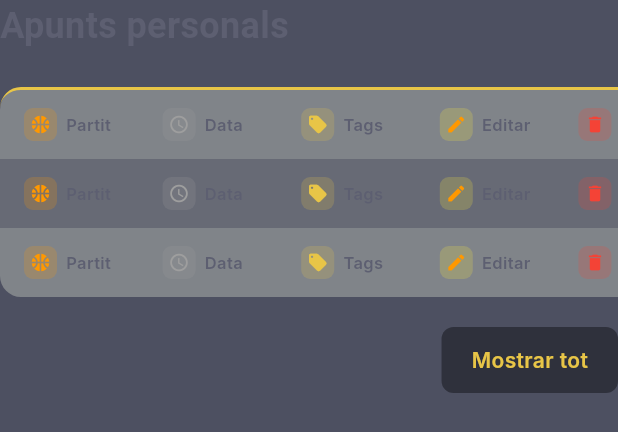
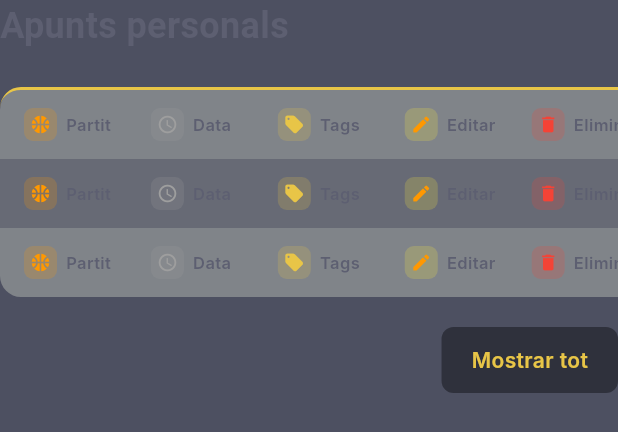
Before and after one commit to Annabf7/el_visionat, a Flutter app: the PersonalNotesTableWidget widget shown alone on an empty page, opened directly, on a phone screen of 412 x 824 dp. Shown: the top 432 px of the screen. Run offline on Flutter 3.47's test engine with Material 3 defaults, Android fonts, the phone set to English and light mode, and no system bars; our stand-ins replace cached_network_image, cloud_firestore, cloud_functions, firebase_auth, firebase_core, flutter_svg and 4 more; accounts and stored records are empty; generated files the repository leaves out were written again; network calls fail; Roboto replaces fonts that are missing (Geist, Inter); project files that could hold a hidden picture were left out.

Commit message:
feat(profile): millora del layout i ajust de components UI a la pàgina de perfil
- Reestructurat el layout general de la profile_page segons el prototip de Figma
- Ajustada la imatge del banner (ProfileBannerWidget) per un millor enquadrament visual
- Millorada la disposició d’elements i espaiats entre seccions
- Refinada la presentació de dades personals i estructura responsive

```diff
--- a/lib/features/profile/widgets/personal_notes_table_widget.dart
+++ b/lib/features/profile/widgets/personal_notes_table_widget.dart
@@ -27,15 +27,11 @@ class PersonalNotesTableWidget extends StatelessWidget {
             ),
             const SizedBox(height: 24),
 
-            // Taula d'apunts amb scroll horitzontal
-            Container(
-              decoration: BoxDecoration(
-                borderRadius: BorderRadius.circular(16),
-              ),
-              child: SingleChildScrollView(
-                scrollDirection: Axis.horizontal,
-                child: IntrinsicWidth(
-                  child: Column(
+            // Taula d'apunts: responsiva, scroll només en mòbil
+            LayoutBuilder(
+              builder: (context, constraints) {
+                final isMobile = constraints.maxWidth < 700;
+                final tableContent = Column(
                   children: [
                     // Mostrar màxim 3 apunts o apunts de mostra
                     ...List.generate(
@@ -51,9 +47,16 @@ class PersonalNotesTableWidget extends StatelessWidget {
                       ),
                     ),
                   ],
-                  ),
-                ),
-              ),
+                );
+                if (isMobile) {
+                  return SingleChildScrollView(
+                    scrollDirection: Axis.horizontal,
+                    child: IntrinsicWidth(child: tableContent),
+                  );
+                } else {
+                  return Container(width: double.infinity, child: tableContent);
+                }
+              },
             ),
             const SizedBox(height: 20),
 
@@ -130,8 +133,6 @@ class PersonalNotesTableWidget extends StatelessWidget {
             : null,
       ),
       padding: const EdgeInsets.symmetric(horizontal: 16, vertical: 12),
-      child: SizedBox(
-        width: 450, // Amplada optimitzada per distribució harmònica
       child: Row(
         children: [
           // Secció Partit
@@ -250,11 +251,7 @@ class PersonalNotesTableWidget extends StatelessWidget {
                     color: Colors.yellow.withValues(alpha: 0.2),
                     borderRadius: BorderRadius.circular(6),
                   ),
-                    child: const Icon(
-                      Icons.edit,
-                      color: Colors.orange,
-                      size: 14,
-                    ),
+                  child: const Icon(Icons.edit, color: Colors.orange, size: 14),
                 ),
                 const SizedBox(width: 6),
                 const Expanded(
@@ -285,11 +282,7 @@ class PersonalNotesTableWidget extends StatelessWidget {
                     color: Colors.red.withValues(alpha: 0.2),
                     borderRadius: BorderRadius.circular(6),
                   ),
-                    child: const Icon(
-                      Icons.delete,
-                      color: Colors.red,
-                      size: 14,
-                    ),
+                  child: const Icon(Icons.delete, color: Colors.red, size: 14),
                 ),
                 const SizedBox(width: 6),
                 const Expanded(
@@ -309,7 +302,6 @@ class PersonalNotesTableWidget extends StatelessWidget {
           ),
         ],
       ),
-      ),
     );
   }
 }
```
Also changed, not shown: lib/features/profile/pages/profile_page.dart (+59 -103 lines), lib/features/profile/widgets/profile_banner_widget.dart (+4 -8 lines), lib/features/profile/widgets/profile_info_widget.dart (+15 -11 lines). Lines whose indentation alone changed are shown as unchanged.
